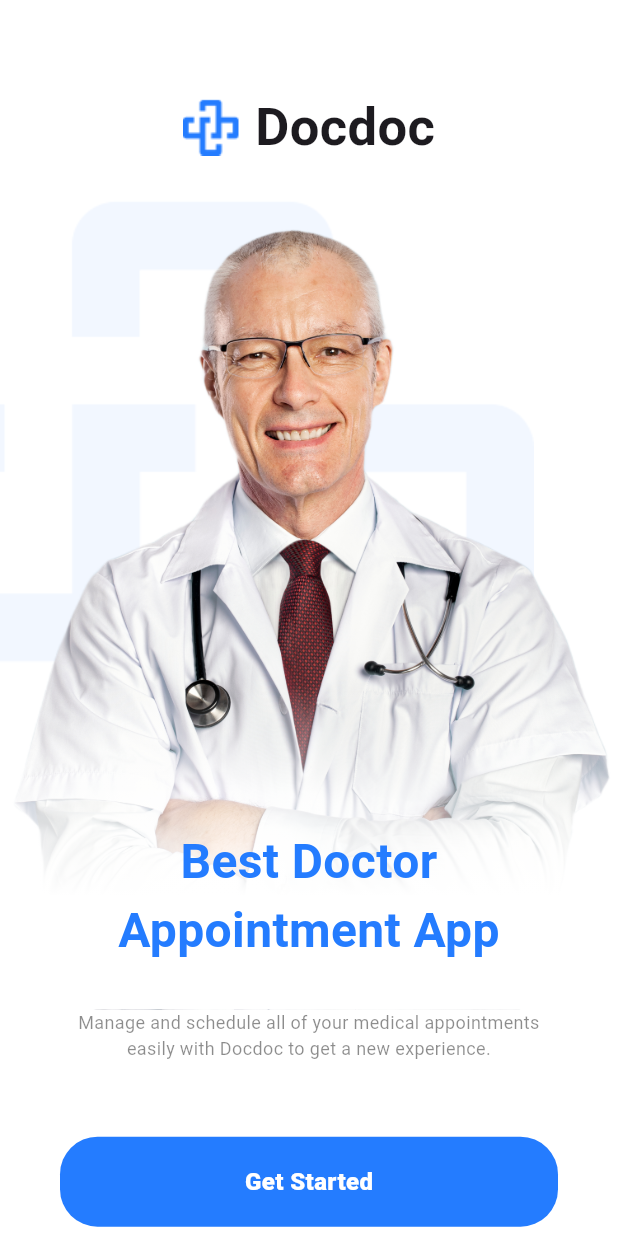
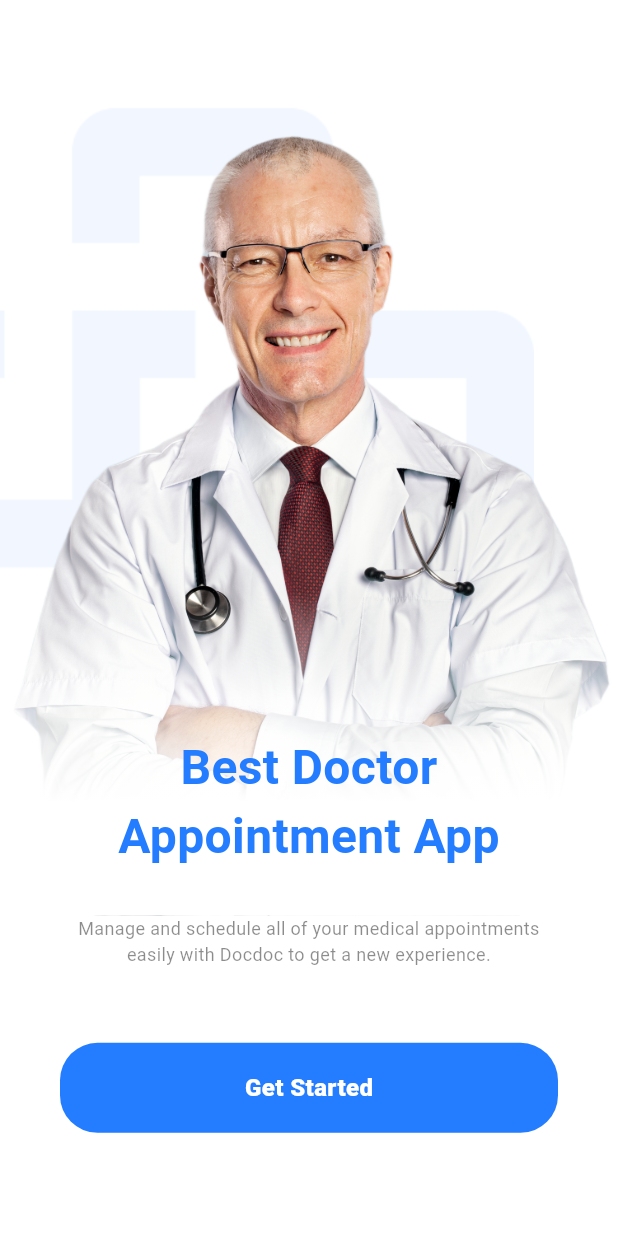
Before and after one commit to houssainebendhieb/flutter_advanced_project, a Flutter app: the screen it shows after launch, on a phone screen of 412 x 824 dp. Run offline on Flutter 3.47's test engine with Material 3 defaults, Android fonts, the phone set to English and light mode, and no system bars; our stand-ins replace flutter_screenutil.

Commit message:
adding splash screen

```diff
--- /dev/null
+++ b/flutter_native_splash.yaml
@@ -0,0 +1,6 @@
+flutter_native_splash:
+
+  color: "#ffffff"
+  image: assets/images/splash_screen.png
+
+  android_12:
--- a/lib/core/routing/app_routes.dart
+++ b/lib/core/routing/app_routes.dart
@@ -1,13 +1,14 @@
 import 'package:flutter/material.dart';
 import 'package:flutter_complete_project/core/routing/routes.dart';
-import 'package:flutter_complete_project/feature/login/presentation/login_screen.dart';
+import 'package:flutter_complete_project/feature/onboarding/logic/presentation/login_screen.dart';
+import 'package:flutter_complete_project/feature/onboarding/presentation/onboarding_screen.dart';
 
 class AppRoutes {
   Route generateRoute(RouteSettings settings) {
     switch (settings.name) {
       case Routes.onBoarding:
         return MaterialPageRoute(builder: (_) {
-          return const Placeholder();
+          return const OnBoardingScreen();
         });
 
       case Routes.login:
--- a/lib/doc_app.dart
+++ /dev/null
@@ -1,60 +0,0 @@
-import 'package:flutter/material.dart';
-import 'package:flutter_complete_project/feature/login/presentation/widgets/detail_up_stack.dart';
-import 'package:flutter_complete_project/feature/login/presentation/widgets/text_and_logo.dart';
-import 'package:flutter_screenutil/flutter_screenutil.dart';
-import 'package:flutter_complete_project/core/theme/text_styles.dart';
-
-class DocApp extends StatelessWidget {
-  const DocApp({super.key});
-
-  @override
-  Widget build(BuildContext context) {
-    return ScreenUtilInit(
-      designSize: Size(375, 812),
-      child: Scaffold(
-        body: Column(
-          children: [
-            SizedBox(
-              height: 50.h,
-            ),
-            TextAndLogo(),
-            SizedBox(
-              height: 20.h,
-            ),
-            Stack(
-              children: [
-                Container(
-                    child: Image.asset(
-                  "assets/images/group.png",
-                  fit: BoxFit.cover,
-                )),
-                Container(
-                  foregroundDecoration: BoxDecoration(
-                      gradient: LinearGradient(
-                          colors: [Colors.white, Colors.white.withOpacity(0.0)],
-                          end: Alignment.topCenter,
-                          begin: Alignment.bottomCenter,
-                          stops: const [0.14, 0.4])),
-                  child: Image.asset("assets/images/Image.png"),
-                ),
-                Positioned(
-                    left: 0,
-                    right: 0,
-                    bottom: 30,
-                    child: Center(
-                      child: Text(
-                        "Best Doctor\nAppointment App",
-                        textAlign: TextAlign.center,
-                        style: styles.textStyle32
-                            .copyWith(fontWeight: FontWeight.w700),
-                      ),
-                    )),
-              ],
-            ),
-            detail_up_stack()
-          ],
-        ),
-      ),
-    );
-  }
-}
--- /dev/null
+++ b/lib/feature/onboarding/presentation/onboarding_screen.dart
@@ -0,0 +1,55 @@
+import 'package:flutter/material.dart';
+import 'package:flutter_complete_project/feature/onboarding/presentation/widgets/detail_up_stack.dart';
+import 'package:flutter_screenutil/flutter_screenutil.dart';
+import 'package:flutter_complete_project/core/theme/text_styles.dart';
+
+class OnBoardingScreen extends StatelessWidget {
+  const OnBoardingScreen({super.key});
+
+  @override
+  Widget build(BuildContext context) {
+    return Scaffold(
+      body: Column(
+        children: [
+          SizedBox(
+            height: 50.h,
+          ),
+          //     TextAndLogo(),
+          SizedBox(
+            height: 20.h,
+          ),
+          Stack(
+            children: [
+              Image.asset(
+                "assets/images/group.png",
+                fit: BoxFit.cover,
+              ),
+              Container(
+                foregroundDecoration: BoxDecoration(
+                    gradient: LinearGradient(
+                        colors: [Colors.white, Colors.white.withOpacity(0.0)],
+                        end: Alignment.topCenter,
+                        begin: Alignment.bottomCenter,
+                        stops: const [0.14, 0.4])),
+                child: Image.asset("assets/images/Image.png"),
+              ),
+              Positioned(
+                  left: 0,
+                  right: 0,
+                  bottom: 30,
+                  child: Center(
+                    child: Text(
+                      "Best Doctor\nAppointment App",
+                      textAlign: TextAlign.center,
+                      style: styles.textStyle32
+                          .copyWith(fontWeight: FontWeight.w700),
+                    ),
+                  )),
+            ],
+          ),
+          const detail_up_stack()
+        ],
+      ),
+    );
+  }
+}
```
Also changed, not shown: lib/feature/onboarding/logic/presentation/login_screen.dart (renamed from lib/feature/login/presentation/login_screen.dart, +1 -9 lines), lib/main.dart (+15 -8 lines), assets/images/splash_screen.png (added), lib/feature/onboarding/presentation/widgets/detail_up_stack.dart (renamed from lib/feature/login/presentation/widgets/detail_up_stack.dart), lib/feature/onboarding/presentation/widgets/text_and_logo.dart (renamed from lib/feature/login/presentation/widgets/text_and_logo.dart), 14 other files.
